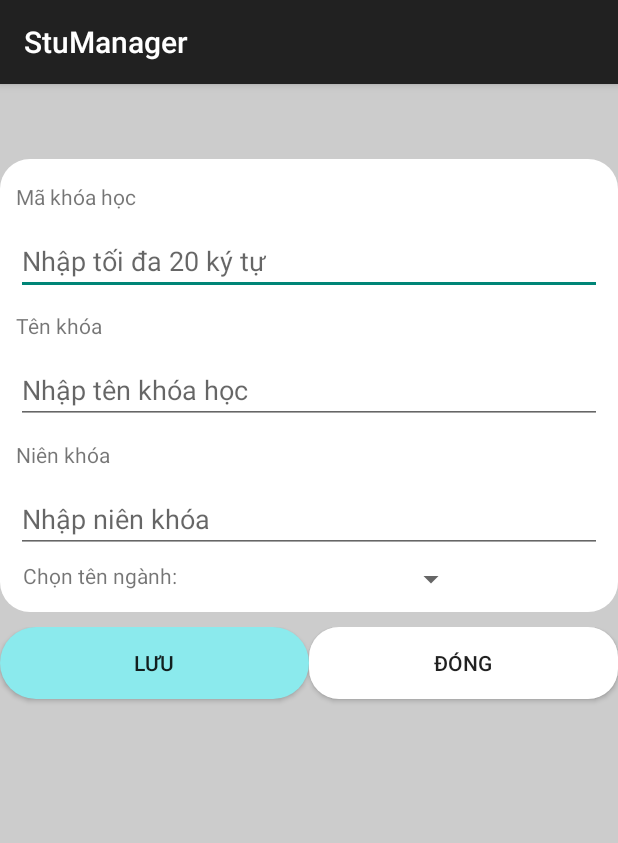
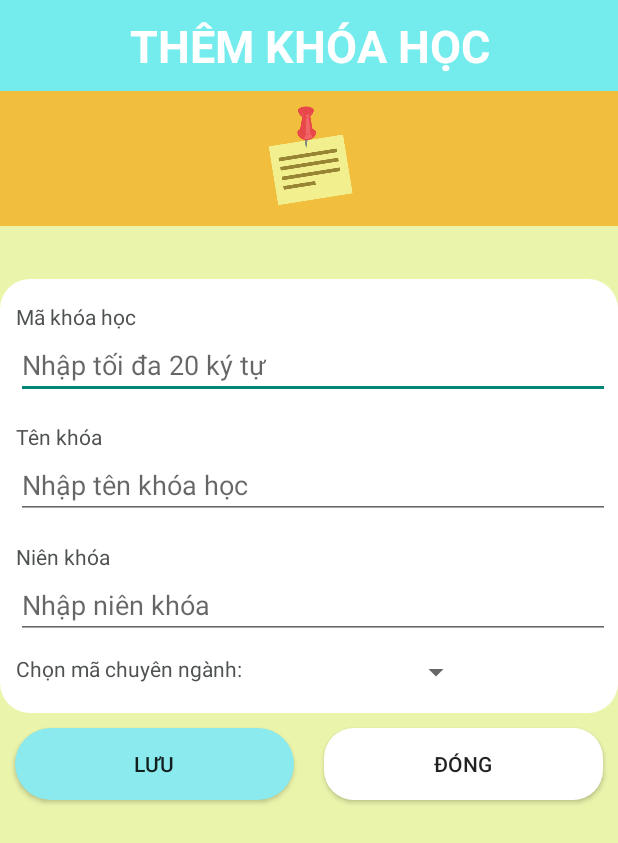
Before and after one commit to thaiduong03122003/Student-Management-Complete-Version, an Android app: the ManageCourseActivity screen opened directly, with no data from a screen before it, after a tap on an icon or button, on a phone screen of 412 x 824 dp. Shown: the top 843 px of the screen. Run offline under Robolectric (Android 15) with nearby library versions, the phone set to English and light mode, and no system bars.

Commit message:
Current proceed: Completed courses management features

```diff
--- a/app/src/main/AndroidManifest.xml
+++ b/app/src/main/AndroidManifest.xml
@@ -13,8 +13,12 @@
         android:theme="@style/Theme.StuManager"
         tools:targetApi="31">
         <activity
-            android:name=".activity.AddCourseActivity"
+            android:name=".activity.DetailCourseActivity"
             android:exported="false" />
+        <activity
+            android:name=".activity.AddOrEditCourseActivity"
+            android:exported="false"
+            android:theme="@style/Theme.AppCompat.DayNight.NoActionBar" />
         <activity
             android:name=".activity.ManageCourseActivity"
             android:exported="false" />
--- a/app/src/main/java/com/nhom02/stumanager/activity/AddCourseActivity.java
+++ /dev/null
@@ -1,60 +0,0 @@
-package com.nhom02.stumanager.activity;
-
-import androidx.appcompat.app.AppCompatActivity;
-
-import android.os.Bundle;
-import android.view.View;
-import android.widget.AdapterView;
-import android.widget.Button;
-import android.widget.EditText;
-import android.widget.Spinner;
-import android.widget.Toast;
-
-import com.nhom02.stumanager.R;
-import com.nhom02.stumanager.adapter.EduProgAdapter;
-import com.nhom02.stumanager.adapter.MajorAdapter;
-import com.nhom02.stumanager.model.Course;
-import com.nhom02.stumanager.model.EducationProgram;
-import com.nhom02.stumanager.model.Major;
-import com.nhom02.stumanager.sqlite.CourseDao;
-import com.nhom02.stumanager.sqlite.EduProgDao;
-import com.nhom02.stumanager.sqlite.MajorDao;
-
-import java.util.List;
-
-public class AddCourseActivity extends AppCompatActivity implements View.OnClickListener {
-    private EditText etCourseId, etCourseName, etSchYear, etMajorId;
-
-    @Override
-    protected void onCreate(Bundle savedInstanceState) {
-        super.onCreate(savedInstanceState);
-        setContentView(R.layout.activity_add_course);
-
-        etCourseId = findViewById(R.id.etCourseId);
-        etCourseName = findViewById(R.id.etCourseName);
-        etSchYear = findViewById(R.id.etSchYear);
-        etMajorId = findViewById(R.id.etMajorId);
-
-        findViewById(R.id.btnSave).setOnClickListener(this);
-        findViewById(R.id.btnClose).setOnClickListener(this);
-    }
-
-    @Override
-    public void onClick(View v) {
-        if (v.getId() == R.id.btnSave) {
-            Course course = new Course();
-            course.setCourseId(etCourseId.getText().toString());
-            course.setCourseName(etCourseName.getText().toString());
-            course.setSchYear(etSchYear.getText().toString());
-            course.setMajorId(etMajorId.getText().toString());
-
-            CourseDao dao = new CourseDao(this);
-            dao.insert(course);
-            Toast.makeText(this, "Thêm thành công!", Toast.LENGTH_SHORT).show();
-            finish();
-        }
-        else if (v.getId() == R.id.btnClose) {
-            finish();
-        }
-    }
-}
--- /dev/null
+++ b/app/src/main/java/com/nhom02/stumanager/activity/AddOrEditCourseActivity.java
@@ -0,0 +1,128 @@
+package com.nhom02.stumanager.activity;
+
+import androidx.appcompat.app.AppCompatActivity;
+
+import android.content.Intent;
+import android.os.Bundle;
+import android.view.View;
+import android.widget.AdapterView;
+import android.widget.ArrayAdapter;
+import android.widget.Button;
+import android.widget.EditText;
+import android.widget.Spinner;
+import android.widget.TextView;
+import android.widget.Toast;
+
+import com.nhom02.stumanager.R;
+import com.nhom02.stumanager.model.Course;
+import com.nhom02.stumanager.model.Major;
+import com.nhom02.stumanager.sqlite.CourseDao;
+import com.nhom02.stumanager.sqlite.MajorDao;
+
+import java.text.ParseException;
+import java.util.List;
+
+public class AddOrEditCourseActivity extends AppCompatActivity implements View.OnClickListener {
+    private EditText etCourseId, etCourseName, etSchYear;
+    private TextView tvHeader;
+    private Spinner spMajor;
+    private Button btnSave;
+    private List<String> majorlist;
+
+    @Override
+    protected void onCreate(Bundle savedInstanceState) {
+        super.onCreate(savedInstanceState);
+        setContentView(R.layout.activity_add_course);
+
+        etCourseId = findViewById(R.id.etCourseId);
+        etCourseName = findViewById(R.id.etCourseName);
+        etSchYear = findViewById(R.id.etSchYear);
+        spMajor = findViewById(R.id.spMajor);
+        tvHeader = findViewById(R.id.tvHeader);
+        btnSave = findViewById(R.id.btnSave);
+
+        btnSave.setOnClickListener(this);
+        findViewById(R.id.btnClose).setOnClickListener(this);
+
+        fillMajorIdToSpinner();
+
+        try {
+            readCourse();
+        } catch (ParseException e) {
+            throw new RuntimeException(e);
+        }
+    }
+
+    private void fillMajorIdToSpinner(){
+        MajorDao dao = new MajorDao(this);
+        majorlist = dao.getAllMajorId();
+
+        ArrayAdapter<String> adapter = new ArrayAdapter<String>(this, android.R.layout.simple_spinner_item, majorlist);
+        adapter.setDropDownViewResource(android.R.layout.simple_spinner_dropdown_item);
+        spMajor.setAdapter(adapter);
+
+        spMajor.setOnItemSelectedListener(new AdapterView.OnItemSelectedListener() {
+            @Override
+            public void onItemSelected(AdapterView<?> adapterView, View view, int i, long l) {}
+
+            @Override
+            public void onNothingSelected(AdapterView<?> parent) {}
+        });
+    }
+
+    private void readCourse() throws ParseException {
+        Intent intent = getIntent();
+        Bundle bundle = intent.getBundleExtra("data");
+        if (bundle == null)
+            return;
+        String id = bundle.getString("id");
+
+        CourseDao dao = new CourseDao(this);
+        Course course = dao.getById(id);
+
+        etCourseId.setText(course.getCourseId());
+        etCourseName.setText(course.getCourseName());
+        etSchYear.setText(course.getSchYear());
+
+        tvHeader.setText("Sửa khóa học");
+        etCourseId.setEnabled(false);
+        btnSave.setText("Cập nhật");
+
+        String majorId = course.getMajorId();
+
+        int position = -1;
+        for (int i = 0; i < majorlist.size(); i++) {
+            if (majorlist.get(i).equals(majorId)) {
+                position = i;
+                break;
+            }
+        }
+
+        if (position != -1) {
+            spMajor.setSelection(position);
+        }
+    }
+
+    @Override
+    public void onClick(View v) {
+        if (v.getId() == R.id.btnSave) {
+            Course course = new Course();
+            course.setCourseId(etCourseId.getText().toString());
+            course.setCourseName(etCourseName.getText().toString());
+            course.setSchYear(etSchYear.getText().toString());
+            course.setMajorId((String) spMajor.getSelectedItem());
+
+            CourseDao dao = new CourseDao(this);
+            if (btnSave.getText().equals("Lưu"))
+                dao.insert(course);
+            else
+                dao.update(course);
+
+            Toast.makeText(this, "Đã lưu khóa học: [" + course.getCourseId() + "] " + course.getCourseName(), Toast.LENGTH_SHORT).show();
+            finish();
+        }
+        else if (v.getId() == R.id.btnClose) {
+            finish();
+        }
+    }
+}
--- a/app/src/main/java/com/nhom02/stumanager/activity/ManageCourseActivity.java
+++ b/app/src/main/java/com/nhom02/stumanager/activity/ManageCourseActivity.java
@@ -7,9 +7,9 @@ import androidx.recyclerview.widget.RecyclerView;
 import android.content.Intent;
 import android.os.Bundle;
 import android.view.View;
-import android.widget.Toast;
 
 import com.nhom02.stumanager.R;
+import com.nhom02.stumanager.adapter.CourseAdapter;
 import com.nhom02.stumanager.adapter.CourseCateAdapter;
 import com.nhom02.stumanager.category.CourseCategory;
 import com.nhom02.stumanager.model.Course;
@@ -19,7 +19,6 @@ import com.nhom02.stumanager.sqlite.MajorDao;
 import java.text.ParseException;
 import java.util.ArrayList;
 import java.util.List;
-import java.util.Locale;
 
 public class ManageCourseActivity extends AppCompatActivity implements View.OnClickListener {
 
@@ -65,10 +64,22 @@ public class ManageCourseActivity extends AppCompatActivity implements View.OnCl
         return categoryList;
     }
 
+    protected void onResume() {
+        super.onResume();
+
+        try {
+            List<CourseCategory> updatedCategories = getListCategory();
+            courseCateAdapter.setData(updatedCategories);
+            courseCateAdapter.notifyDataSetChanged();
+        } catch (ParseException e) {
+            throw new RuntimeException(e);
+        }
+    }
+
     @Override
     public void onClick(View v) {
         if (v.getId() == R.id.fabAdd) {
-            Intent intent = new Intent(this, AddCourseActivity.class);
+            Intent intent = new Intent(this, AddOrEditCourseActivity.class);
             startActivity(intent);
         }
     }
--- a/app/src/main/java/com/nhom02/stumanager/adapter/CourseCateAdapter.java
+++ b/app/src/main/java/com/nhom02/stumanager/adapter/CourseCateAdapter.java
@@ -48,7 +48,7 @@ public class CourseCateAdapter extends RecyclerView.Adapter<CourseCateAdapter.CC
         LinearLayoutManager linearLayoutManager = new LinearLayoutManager(context, RecyclerView.HORIZONTAL, false);
         holder.rcvCourse.setLayoutManager(linearLayoutManager);
 
-        CourseAdapter courseAdapter = new CourseAdapter();
+        CourseAdapter courseAdapter = new CourseAdapter(context);
         courseAdapter.setData(cCategory.getCourseList());
         holder.rcvCourse.setAdapter(courseAdapter);
 
--- a/app/src/main/java/com/nhom02/stumanager/adapter/MajorAdapter.java
+++ b/app/src/main/java/com/nhom02/stumanager/adapter/MajorAdapter.java
@@ -3,10 +3,12 @@ package com.nhom02.stumanager.adapter;
 import android.content.Context;
 import android.content.Intent;
 import android.os.Bundle;
+import android.util.Log;
 import android.view.LayoutInflater;
 import android.view.View;
 import android.view.ViewGroup;
 import android.widget.TextView;
+import android.widget.Toast;
 
 import androidx.annotation.NonNull;
 import androidx.cardview.widget.CardView;
--- a/app/src/main/java/com/nhom02/stumanager/model/Course.java
+++ b/app/src/main/java/com/nhom02/stumanager/model/Course.java
@@ -1,6 +1,8 @@
 package com.nhom02.stumanager.model;
 
-public class Course {
+import java.io.Serializable;
+
+public class Course implements Serializable {
     private String courseId, courseName, schYear, majorId;
 
     public Course(){
--- a/app/src/main/java/com/nhom02/stumanager/sqlite/DBHelper.java
+++ b/app/src/main/java/com/nhom02/stumanager/sqlite/DBHelper.java
@@ -56,7 +56,7 @@ public class DBHelper extends SQLiteOpenHelper {
                 ")";
 
         String khoaHocSql = "CREATE TABLE \"tb_khoahoc\" (\n" +
-                "\t\"ma_khoahoc\"\tvarchar(10),\n" +
+                "\t\"ma_khoahoc\"\tvarchar(20),\n" +
                 "\t\"ten_khoahoc\"\tvarchar(10) NOT NULL,\n" +
                 "\t\"nien_khoa\"\tTEXT NOT NULL,\n" +
                 "\t\"ma_nganh\"\tvarchar(10),\n" +
--- a/app/src/main/java/com/nhom02/stumanager/sqlite/MajorDao.java
+++ b/app/src/main/java/com/nhom02/stumanager/sqlite/MajorDao.java
@@ -77,12 +77,6 @@ public class MajorDao {
         return list.get(0);
     }
 
-    public List<Major> getAllByEduProgId(String eduProgId) throws ParseException {
-        String sql = "SELECT * FROM tb_chuyennganh WHERE ma_daotao = ?";
-
-        return get(sql, "" + eduProgId);
-    }
-
     @SuppressLint("Range")
     public List<String> getAllMajorName() {
         List<String> majorNames = new ArrayList<>();
@@ -98,4 +92,20 @@ public class MajorDao {
         cursor.close();
         return majorNames;
     }
+
+    @SuppressLint("Range")
+    public List<String> getAllMajorId() {
+        List<String> majorId = new ArrayList<>();
+        String sql = "SELECT ma_nganh " +
+                "FROM tb_chuyennganh";
+
+        Cursor cursor = db.rawQuery(sql, null);
+
+        while (cursor.moveToNext()) {
+            majorId.add(cursor.getString(cursor.getColumnIndex("ma_nganh")));
+        }
+
+        cursor.close();
+        return majorId;
+    }
 }
--- a/app/src/main/res/layout/activity_add_course.xml
+++ b/app/src/main/res/layout/activity_add_course.xml
@@ -5,14 +5,31 @@
     android:layout_width="match_parent"
     android:layout_height="match_parent"
     android:orientation="vertical"
-    tools:context=".activity.AddCourseActivity"
-    android:background="#CCCCCC">
+    tools:context=".activity.AddOrEditCourseActivity"
+    android:background="#ebf4ab">
 
+    <TextView
+        android:id="@+id/tvHeader"
+        android:layout_width="match_parent"
+        android:layout_height="wrap_content"
+        android:padding="10dp"
+        android:text="THÊM KHÓA HỌC"
+        android:textAlignment="center"
+        android:textColor="@color/white"
+        android:textSize="30sp"
+        android:textStyle="bold"
+        android:background="#74eced"/>
+
+    <ImageView
+        android:layout_width="match_parent"
+        android:layout_height="90dp"
+        android:src="@drawable/img_course"
+        android:background="#F2BE3E"/>
     <LinearLayout
         android:layout_width="match_parent"
         android:layout_height="wrap_content"
         android:orientation="vertical"
-        android:layout_marginTop="50dp"
+        android:layout_marginTop="35dp"
         android:paddingLeft="5dp"
         android:paddingRight="5dp"
         android:paddingTop="10dp"
@@ -24,15 +41,20 @@
             android:id="@+id/textView8"
             android:layout_width="match_parent"
             android:layout_height="wrap_content"
-            android:layout_margin="5dp"
-            android:text="Mã khóa học" />
+            android:layout_marginTop="5dp"
+            android:layout_marginLeft="5dp"
+            android:layout_marginRight="5dp"
+            android:text="Mã khóa học"
+            android:textColor="#4f5252"/>
 
         <EditText
             android:id="@+id/etCourseId"
             android:layout_width="match_parent"
             android:layout_height="wrap_content"
-            android:layout_margin="5dp"
+            android:layout_marginBottom="10dp"
+            android:layout_marginLeft="5dp"
             android:ems="10"
+            android:textColor="#414545"
             android:hint="Nhập tối đa 20 ký tự"
             android:inputType="text" />
 
@@ -40,15 +62,20 @@
             android:id="@+id/textView9"
             android:layout_width="match_parent"
             android:layout_height="wrap_content"
-            android:layout_margin="5dp"
+            android:layout_marginTop="5dp"
+            android:layout_marginLeft="5dp"
+            android:layout_marginRight="5dp"
+            android:textColor="#4f5252"
             android:text="Tên khóa" />
 
         <EditText
             android:id="@+id/etCourseName"
             android:layout_width="match_parent"
             android:layout_height="wrap_content"
-            android:layout_margin="5dp"
+            android:layout_marginBottom="10dp"
+            android:layout_marginLeft="5dp"
             android:ems="10"
+            android:textColor="#414545"
             android:hint="Nhập tên khóa học"
             android:inputType="text" />
 
@@ -56,15 +83,20 @@
             android:id="@+id/textView10"
             android:layout_width="match_parent"
             android:layout_height="wrap_content"
-            android:layout_margin="5dp"
+            android:layout_marginTop="5dp"
+            android:layout_marginLeft="5dp"
+            android:layout_marginRight="5dp"
+            android:textColor="#4f5252"
             android:text="Niên khóa" />
 
         <EditText
             android:id="@+id/etSchYear"
             android:layout_width="match_parent"
             android:layout_height="wrap_content"
-            android:layout_margin="5dp"
+            android:layout_marginBottom="10dp"
+            android:layout_marginLeft="5dp"
             android:ems="10"
+            android:textColor="#414545"
             android:hint="Nhập niên khóa"
             android:inputType="text" />
 
@@ -76,12 +108,14 @@
             <TextView
                 android:layout_width="wrap_content"
                 android:layout_height="wrap_content"
-                android:layout_marginLeft="10dp"
-                android:text="Chọn tên ngành: "/>
+                android:layout_marginLeft="5dp"
+                android:layout_marginBottom="10dp"
+                android:textColor="#4f5252"
+                android:text="Chọn mã chuyên ngành: "/>
 
             <Spinner
                 android:id="@+id/spMajor"
-                android:layout_width="190dp"
+                android:layout_width="150dp"
                 android:layout_height="wrap_content"/>
         </LinearLayout>
 
@@ -90,8 +124,7 @@
     <LinearLayout
         android:layout_width="match_parent"
         android:layout_height="match_parent"
-        android:orientation="horizontal"
-        android:layout_marginTop="10dp">
+        android:orientation="horizontal" >
 
         <Button
             android:id="@+id/btnSave"
@@ -99,12 +132,14 @@
             android:layout_height="wrap_content"
             android:layout_weight="1"
             android:text="Lưu"
+            android:layout_margin="10dp"
             android:background="@drawable/button_background_lightmode"/>
 
         <Button
             android:id="@+id/btnClose"
             android:layout_width="wrap_content"
             android:layout_height="wrap_content"
+            android:layout_margin="10dp"
             android:layout_weight="1"
             android:text="Đóng"
             android:background="@drawable/button_white_lightmode"/>
```
Also changed, not shown: app/src/main/java/com/nhom02/stumanager/activity/DetailCourseActivity.java (added, +98 -0 lines), app/src/main/java/com/nhom02/stumanager/adapter/CourseAdapter.java (+32 -2 lines), app/src/main/res/layout/activity_detail_course.xml (added, +169 -0 lines), app/src/main/res/layout/activity_manage_course.xml (+8 -4 lines), app/src/main/res/layout/activity_manage_major.xml (+8 -4 lines), app/src/main/res/layout/layout_course_item.xml (+12 -5 lines), app/src/main/res/drawable/img_course.png (added).
